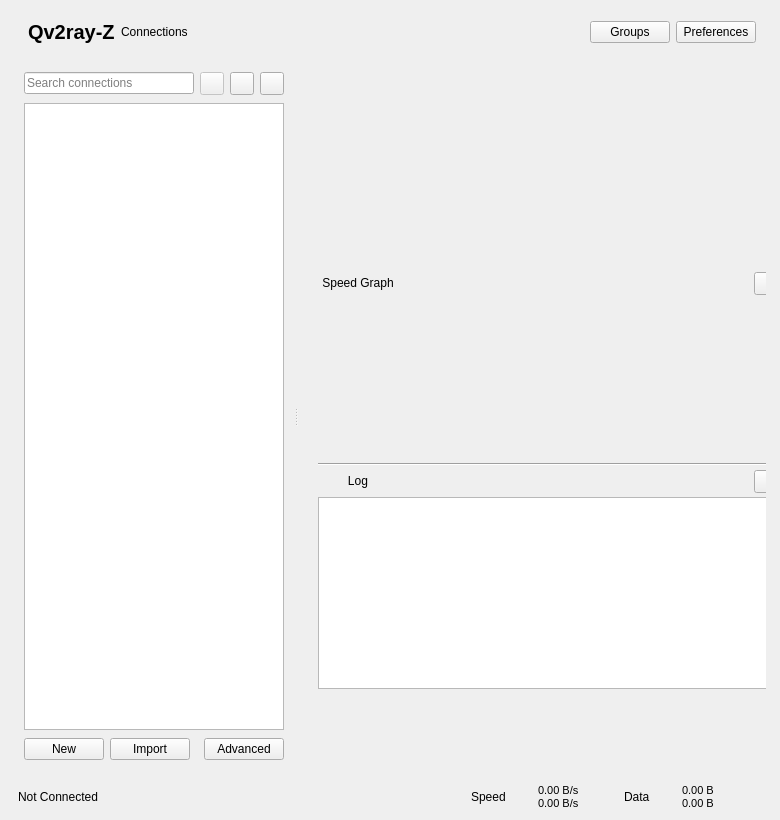
This is src/ui/widgets/windows/w_MainWindow.ui in Zhehao-w/Qv2ray-Z as Qt 5 draws it before an edit. The edited form follows.
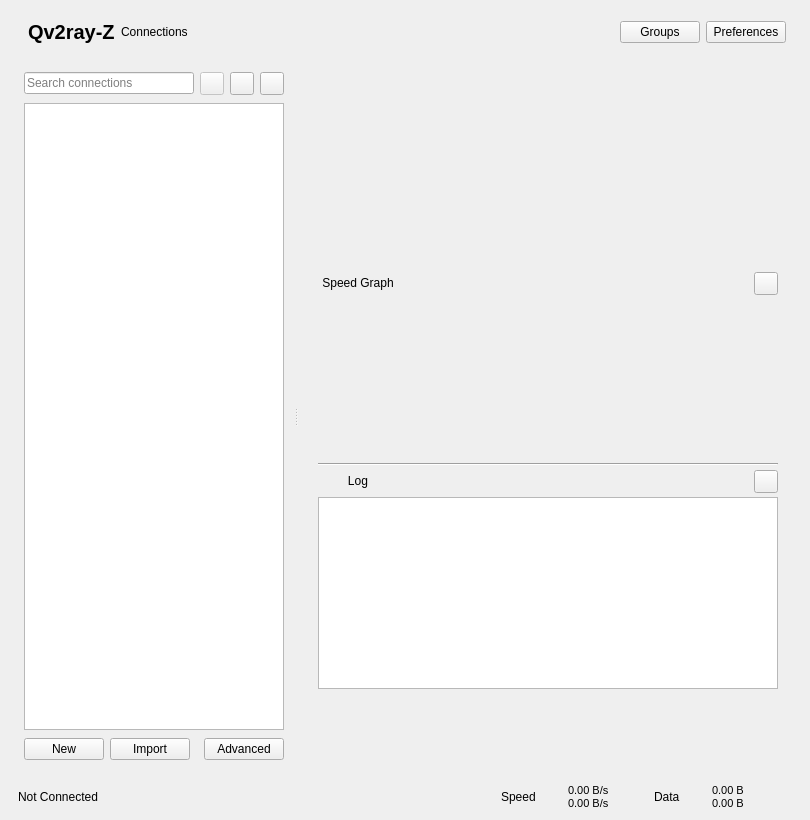
This is the edited form. Icons and pictures are not drawn.

Commit message: Set final main window footprint to 810x820

```diff
--- a/src/ui/widgets/windows/w_MainWindow.ui
+++ b/src/ui/widgets/windows/w_MainWindow.ui
@@ -6,7 +6,7 @@
    <rect>
     <x>0</x>
     <y>0</y>
-    <width>780</width>
+    <width>810</width>
     <height>820</height>
    </rect>
   </property>
```
The commit also changes 2 other files.
